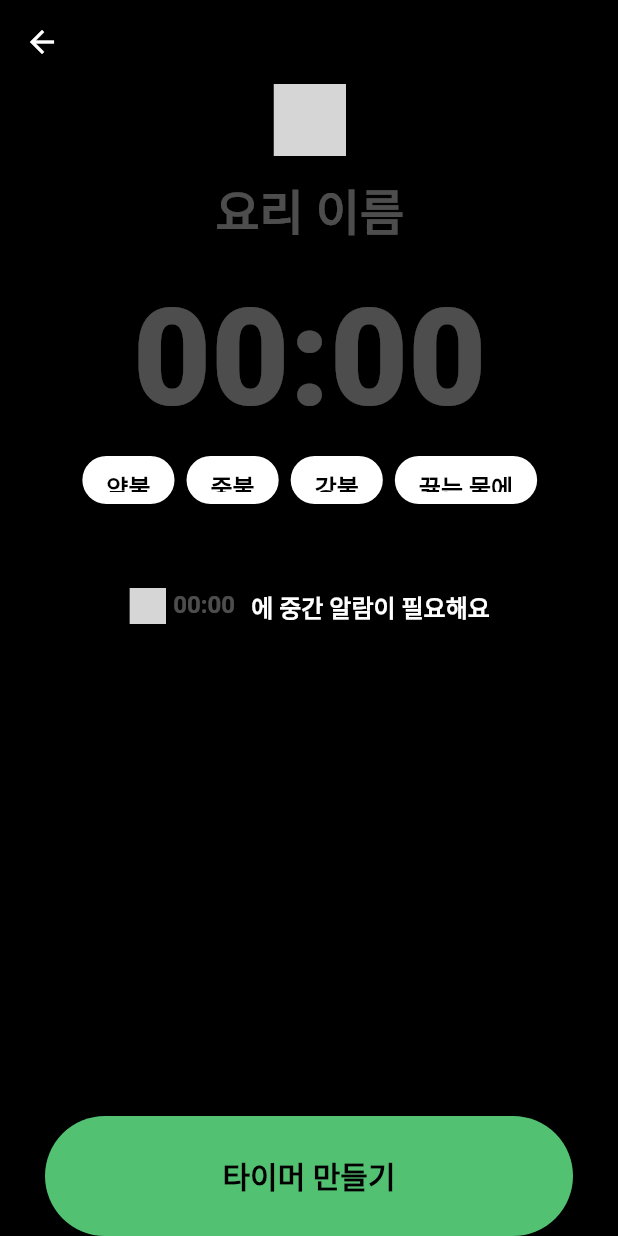
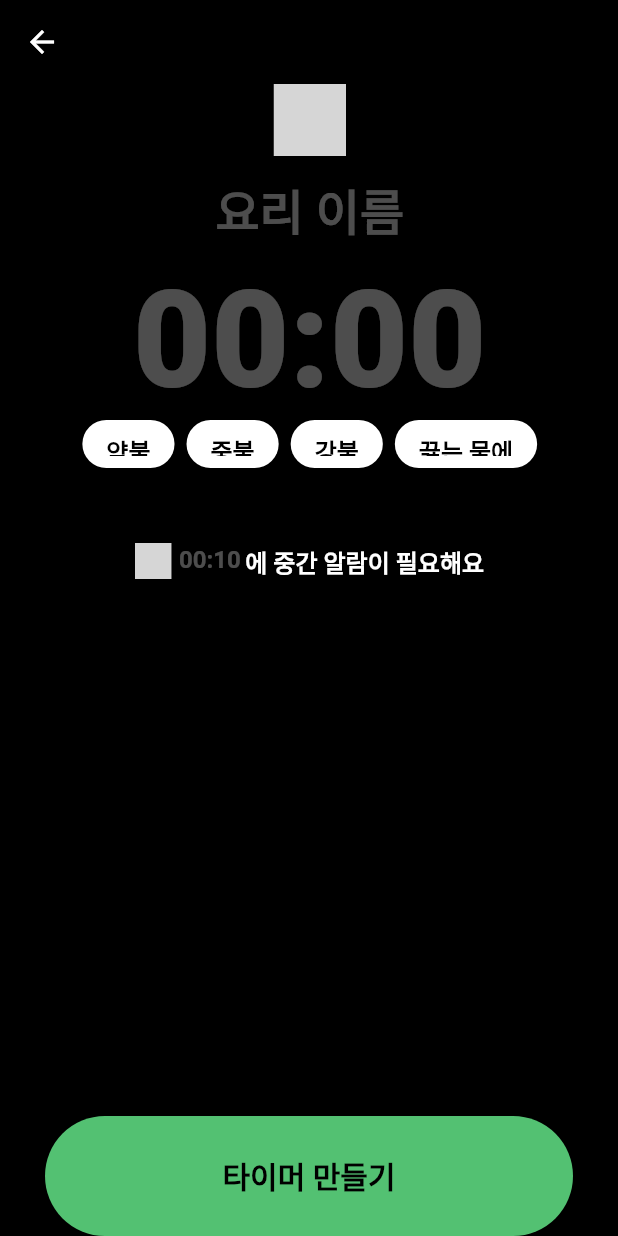
Before and after one commit to ipagong/chef-timer-flutter, a Flutter app: the TimerTemplateScreen screen opened by its route, on a phone screen of 412 x 824 dp. Run offline on Flutter 3.47's test engine with Material 2 defaults, Android fonts, the light colour scheme and no system bars; our stand-ins replace flutter_native_splash, flutter_riverpod, flutter_svg, freezed_annotation, shared_preferences; missing offline and left inert: format; accounts and stored records are empty; grey boxes are pictures that could not be loaded.

Commit message:
add duration picker.

```diff
--- a/lib/constants/color_set.dart
+++ b/lib/constants/color_set.dart
@@ -8,4 +8,6 @@ class ColorSet {
   static const Color opacity2 = Color.fromRGBO(255, 255, 255, 0.3);
   static const Color opacity3 = Color.fromRGBO(0, 0, 0, 0.5);
   static const Color opacity4 = Color.fromRGBO(0, 0, 0, 0.3);
+
+  static const Color dark = Color.fromRGBO(50, 50, 50, 1);
 }
--- a/lib/main.dart
+++ b/lib/main.dart
@@ -46,7 +46,6 @@ class MainApp extends StatelessWidget {
       routes: {
         MainScreen.routeName: (context) => const MainScreen(),
         UserTimerListScreen.routeName: (context) => const UserTimerListScreen(),
-        TimerActionScreen.routeName: (context) => const TimerActionScreen(),
         TimerTemplateScreen.routeName: (context) => const TimerTemplateScreen(),
       },
     );
--- a/lib/screens/timer/timer_template_screen.dart
+++ b/lib/screens/timer/timer_template_screen.dart
@@ -2,6 +2,7 @@ import 'package:chef_timer/constants/color_set.dart';
 import 'package:chef_timer/constants/string_set.dart';
 import 'package:chef_timer/constants/text_style_set.dart';
 import 'package:chef_timer/screens/base/base_screen_state.dart';
+import 'package:chef_timer/widgets/duration_picker_container.dart';
 import 'package:chef_timer/widgets/material_ink_well.dart';
 import 'package:chef_timer/widgets/timer_check_time_input.dart';
 import 'package:chef_timer/widgets/timer_icon_picker.dart';
@@ -57,14 +58,20 @@ class _TimerTemplateScreenState extends BaseScreenState<TimerTemplateScreen>
                       ),
                     ),
                     //  시간 설정
-                    TextField(
-                      textAlign: TextAlign.center,
-                      keyboardType: TextInputType.number,
-                      cursorColor: ColorSet.neutral100,
-                      style: TextStyleSet.displayLarge(ColorSet.neutral100),
-                      decoration: InputDecoration(
-                        hintText: StringSet.templateTime,
-                        hintStyle: TextStyleSet.displayLarge(ColorSet.opacity2),
+                    InkWell(
+                      onTap: () {
+                        showModalBottomSheet(
+                            backgroundColor: Colors.transparent,
+                            context: context,
+                            builder: (ctx) {
+                              return DurationPickerContainer(
+                                  100, (duration) {});
+                            });
+                      },
+                      child: Text(
+                        "00:00",
+                        textAlign: TextAlign.center,
+                        style: TextStyleSet.displayLarge(ColorSet.opacity2),
                       ),
                     ),
 
@@ -104,7 +111,7 @@ class _TimerTemplateScreenState extends BaseScreenState<TimerTemplateScreen>
 
                     const SizedBox(height: 50),
                     // 중간 타이머 옵션.
-                    const TimerCheckTimeInput(10, true),
+                    TimerCheckTimeInput(10, true, (duration) => {}),
                   ],
                 ),
               ),
--- /dev/null
+++ b/lib/utils/indexed_iterable.dart
@@ -0,0 +1,6 @@
+extension IndexedIterable<E> on Iterable<E> {
+  Iterable<T> mapIndexed<T>(T Function(E e, int i) f) {
+    var i = 0;
+    return map((e) => f(e, i++));
+  }
+}
--- a/lib/widgets/timer_check_time_input.dart
+++ b/lib/widgets/timer_check_time_input.dart
@@ -2,13 +2,17 @@ import 'package:chef_timer/constants/color_set.dart';
 import 'package:chef_timer/constants/string_set.dart';
 import 'package:chef_timer/constants/svg_set.dart';
 import 'package:chef_timer/constants/text_style_set.dart';
+import 'package:chef_timer/utils/duration_extension.dart';
+import 'package:chef_timer/widgets/duration_picker_container.dart';
 import 'package:flutter/material.dart';
 
 class TimerCheckTimeInput extends StatefulWidget {
   final int value;
   final bool selected;
+  final DurationCallBack onSelected;
 
-  const TimerCheckTimeInput(this.value, this.selected, {Key? key})
+  const TimerCheckTimeInput(this.value, this.selected, this.onSelected,
+      {Key? key})
       : super(key: key);
 
   @override
@@ -16,6 +20,8 @@ class TimerCheckTimeInput extends StatefulWidget {
 }
 
 class _TimerCheckTimeInput extends State<TimerCheckTimeInput> {
+  late int _duration = widget.value;
+
   @override
   Widget build(BuildContext context) {
     return Row(
@@ -24,18 +30,29 @@ class _TimerCheckTimeInput extends State<TimerCheckTimeInput> {
         (widget.selected ? SvgSet.checkWhite : SvgSet.checkGrey)
             .asset(width: 24, height: 24, fit: BoxFit.scaleDown),
         const SizedBox(width: 5),
-        Container(
-          width: 52,
-          height: 36,
-          child: TextField(
-            // enabled: widget.selected,
-            style: TextStyleSet.labelLarge(ColorSet.neutral100),
-            decoration: InputDecoration(
-              hintText: StringSet.templateTime,
-              hintStyle: TextStyleSet.labelLarge(ColorSet.opacity2),
+        InkWell(
+          onTap: () {
+            showModalBottomSheet(
+                backgroundColor: Colors.transparent,
+                context: context,
+                builder: (ctx) {
+                  return DurationPickerContainer(100, (duration) {
+                    setState(() {
+                      _duration = duration;
+                    });
+                  });
+                });
+          },
+          child: Padding(
+            padding: const EdgeInsets.fromLTRB(0, 0, 0, 2),
+            child: Text(
+              Duration(seconds: _duration).toRemainTime(),
+              textAlign: TextAlign.center,
+              style: TextStyleSet.labelLarge(ColorSet.opacity2),
             ),
           ),
         ),
+        const SizedBox(width: 3),
         Text(
           StringSet.templateCheckTimeString,
           style: TextStyleSet.labelLarge(
```
Also changed, not shown: lib/screens/main/main_screen.dart (+13 -4 lines), lib/screens/timer/timer_action_screen.dart (+15 -13 lines), lib/screens/user_timer_list/user_timer_list_screen.dart (+9 -3 lines), lib/utils/duration_extension.dart (+7 -0 lines), lib/utils/service.dart (+10 -0 lines), lib/widgets/duration_picker_container.dart (added, +135 -0 lines), lib/widgets/timer_icon_picker.dart (+10 -5 lines).
